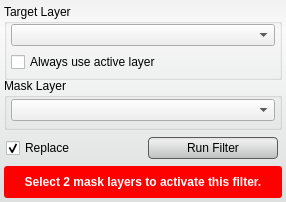
Old version of the form src/Interface/ToolInterface/XorFilterInterface.ui in the repository SCIInstitute/Seg3D.
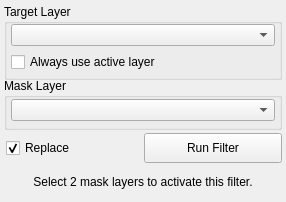
New version of the form. Custom widgets are drawn as their Qt base class.

Diff of the .ui file:
```diff
--- a/src/Interface/ToolInterface/XorFilterInterface.ui
+++ b/src/Interface/ToolInterface/XorFilterInterface.ui
@@ -31,33 +31,6 @@
   <property name="windowTitle">
    <string>XorFilter</string>
   </property>
-  <property name="styleSheet">
-   <string notr="true">QWidget#XorFilterInterface{
-  border-radius: 3px;
-  background-color: qlineargradient(spread:pad, x1:0.5, y1:0, x2:0.5, y2:0.960227, stop:0 rgba(241, 241, 241, 255), stop:0.155779 rgba(250, 250, 250, 255), stop:1 rgba(222, 224, 224, 255));      
-}
-
-QPushButton{
-  background-color: qlineargradient(spread:pad, x1:0.5, y1:0, x2:0.5, y2:0.960227, stop:0 rgba(221, 221, 221, 255), stop:0.155779 rgba(238, 238, 238, 255), stop:1 rgba(192, 194, 194, 255));
-  border-radius: 4px;
-  border: 1px solid rgb(90, 90, 90);
-  margin:4px;
-}
-
-QPushButton:hover{
-  background-color: qlineargradient(spread:pad, x1:0.5, y1:0, x2:0.5, y2:1, stop:0 rgba(195, 195, 195, 255), stop:0.253769 rgba(206, 206, 206, 255), stop:1 rgba(185, 185, 185, 255));
-  border-radius: 4px;
-  border: 1px solid rgb(90, 90, 90);
-  margin:4px;
-}
-
-QPushButton:pressed{
-  background-color: qlineargradient(spread:pad, x1:0.5, y1:0, x2:0.5, y2:1, stop:0 rgba(150, 150, 150, 255), stop:0.753769 rgba(206, 206, 206, 255), stop:1 rgba(185, 185, 185, 255));
-  border-radius: 4px;
-  border: 1px solid rgb(90, 90, 90);
-  margin:4px;
-}</string>
-  </property>
   <layout class="QVBoxLayout" name="verticalLayout">
    <property name="spacing">
     <number>2</number>
@@ -255,17 +228,6 @@
        <height>32</height>
       </size>
      </property>
-     <property name="styleSheet">
-      <string notr="true">QLabel#message_{
-  color: white;
-  font: bold;
-}
-
-QWidget#message_alert_{
-  border-radius: 3px;
-  background-color: red;
-}</string>
-     </property>
      <layout class="QHBoxLayout" name="horizontalLayout_5">
       <property name="spacing">
        <number>0</number>
```
